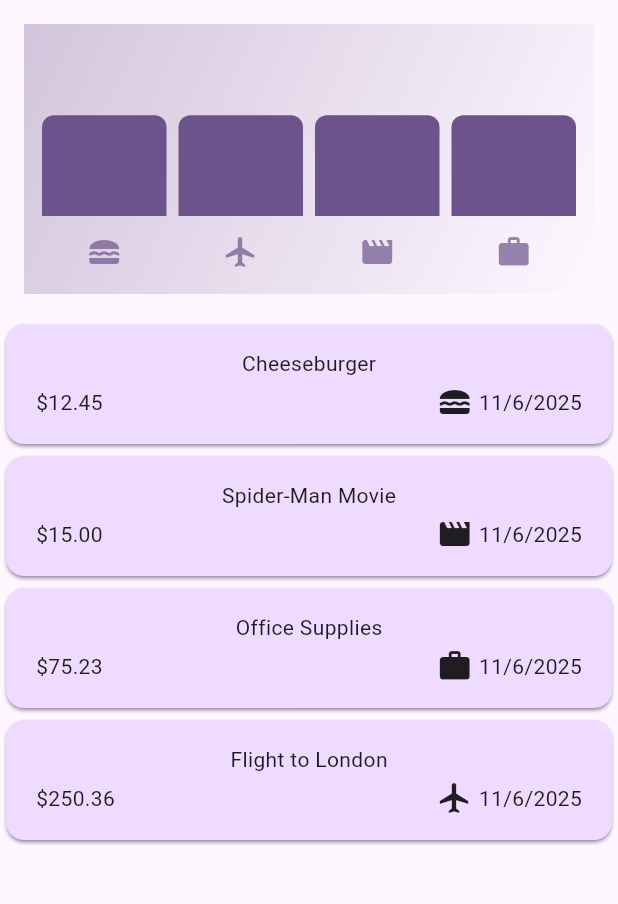
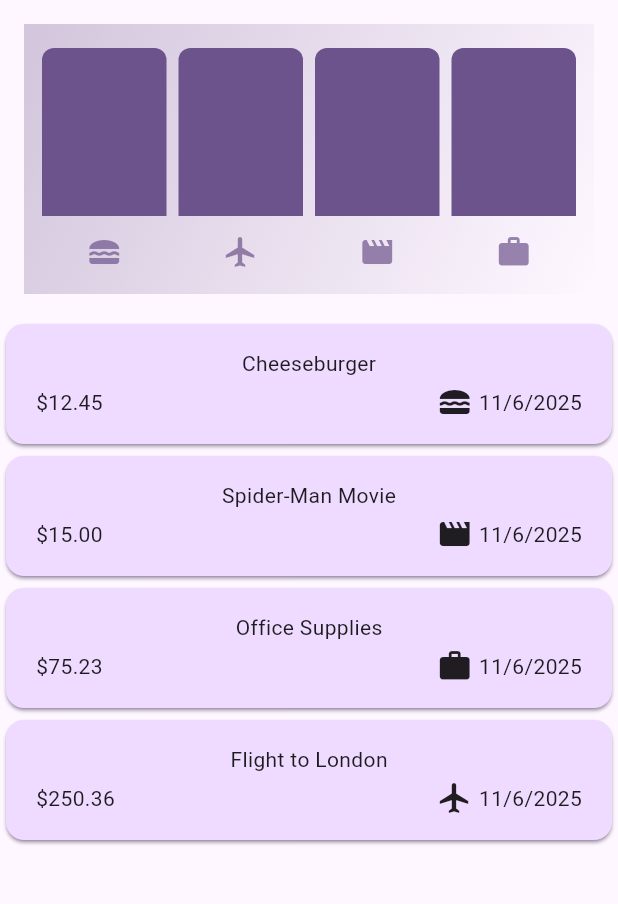
Before and after one commit to AliKhachab/expenses_app, a Flutter app: the screen it shows after launch, on a phone screen of 412 x 824 dp, the part 84-988 px from its top. Run offline on Flutter 3.47's test engine with Material 3 defaults, Android fonts, the phone set to English and light mode, and no system bars.

Commit message:
try 1 to fix chart not updating issue

```diff
--- a/lib/widgets/chart/chart.dart
+++ b/lib/widgets/chart/chart.dart
@@ -8,9 +8,12 @@ class Chart extends StatelessWidget {
   final List<Expense> expenses;
 
   List<ExpenseBucket> get buckets {
-    return Category.values.map((category) {
-      return ExpenseBucket.forCategory(expenses, category);
-    }).toList();
+    return [
+      ExpenseBucket(category: Category.food, expenses: expenses),
+      ExpenseBucket(category: Category.travel, expenses: expenses),
+      ExpenseBucket(category: Category.leisure, expenses: expenses),
+      ExpenseBucket(category: Category.work, expenses: expenses),
+    ];
   }
 
   double get maxTotalExpenses {
@@ -49,7 +52,7 @@ class Chart extends StatelessWidget {
               children: [
                 for (final bucket in buckets)
                   ChartBar(
-                    fill: maxTotalExpenses == 0 ? 0 : bucket.totalExpenses / maxTotalExpenses,
+                    fill: bucket.totalExpenses == 0 ? 0 : bucket.totalExpenses / maxTotalExpenses,
                   ),
               ],
             ),
--- a/lib/widgets/chart/chart_bar.dart
+++ b/lib/widgets/chart/chart_bar.dart
@@ -12,7 +12,7 @@ class ChartBar extends StatelessWidget {
       child: Padding(
         padding: EdgeInsets.symmetric(horizontal: 4.0),
         child: FractionallySizedBox(
-          heightFactor: 0.6,
+          heightFactor: fill,
           child: DecoratedBox(
             decoration: BoxDecoration(
               //color: isDarkMode ? Colors.tealAccent : Colors.teal,
--- a/lib/widgets/expenses_list/expenses_list.dart
+++ b/lib/widgets/expenses_list/expenses_list.dart
@@ -16,8 +16,7 @@ class ExpensesList extends StatelessWidget {
           key: ValueKey(expenses[index]),
           background: Container(
             margin: EdgeInsets.symmetric(
-              horizontal: Theme.of(context).cardTheme.margin?.horizontal ?? 0,
-              vertical: Theme.of(context).cardTheme.margin?.vertical ?? 0,
+              horizontal: Theme.of(context).cardTheme.margin?.horizontal ?? 16,
             ),
             color: Theme.of(context).colorScheme.error,
           ),
```
